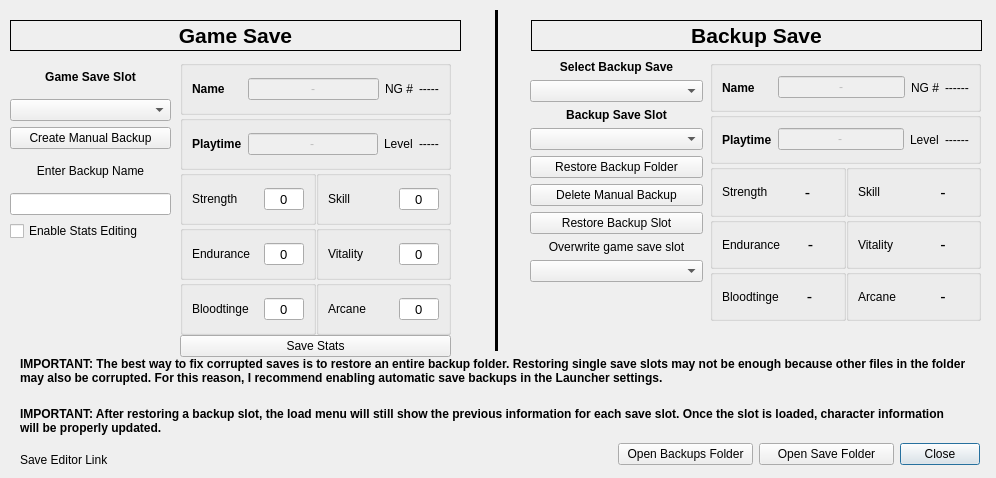
First picture: the form in modules/SaveManager.ui, repository rainmakerv3/BB_Launcher, before the edit.
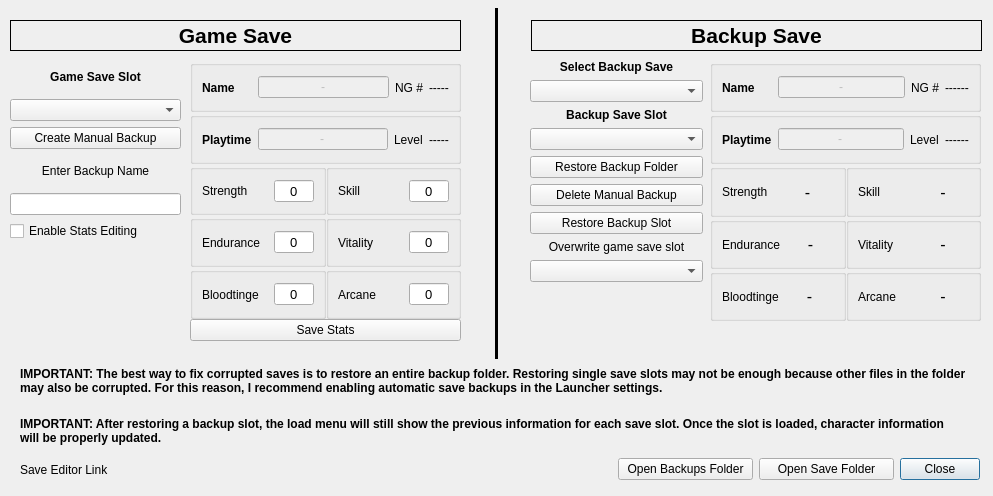
Second picture: the form after the edit.

Commit message: fix save manager not losing click focus when editing stats

What changed in the file:
```diff
--- a/modules/SaveManager.ui
+++ b/modules/SaveManager.ui
@@ -6,8 +6,8 @@
    <rect>
     <x>0</x>
     <y>0</y>
-    <width>996</width>
-    <height>478</height>
+    <width>993</width>
+    <height>496</height>
    </rect>
   </property>
   <property name="windowTitle">
@@ -18,7 +18,7 @@
     <rect>
      <x>10</x>
      <y>60</y>
-     <width>161</width>
+     <width>171</width>
      <height>181</height>
     </rect>
    </property>
@@ -84,10 +84,10 @@
   <widget class="QWidget" name="verticalLayoutWidget_2">
    <property name="geometry">
     <rect>
-     <x>180</x>
+     <x>190</x>
      <y>60</y>
      <width>271</width>
-     <height>297</height>
+     <height>281</height>
     </rect>
    </property>
    <layout class="QVBoxLayout" name="SaveInfoLayout">
@@ -547,7 +547,7 @@
    <property name="geometry">
     <rect>
      <x>20</x>
-     <y>450</y>
+     <y>460</y>
      <width>531</width>
      <height>20</height>
     </rect>
@@ -672,7 +672,7 @@
    <property name="geometry">
     <rect>
      <x>20</x>
-     <y>400</y>
+     <y>410</y>
      <width>941</width>
      <height>41</height>
     </rect>
@@ -693,7 +693,7 @@
    <property name="geometry">
     <rect>
      <x>20</x>
-     <y>345</y>
+     <y>355</y>
      <width>951</width>
      <height>51</height>
     </rect>
@@ -714,7 +714,7 @@
    <property name="geometry">
     <rect>
      <x>618</x>
-     <y>434</y>
+     <y>449</y>
      <width>362</width>
      <height>41</height>
     </rect>
@@ -1171,9 +1171,9 @@
    <property name="geometry">
     <rect>
      <x>486</x>
-     <y>10</y>
+     <y>8</y>
      <width>20</width>
-     <height>341</height>
+     <height>351</height>
     </rect>
    </property>
    <property name="frameShadow">
```
Left out of the diff: 35 changed lines with no effect on the pictures.
